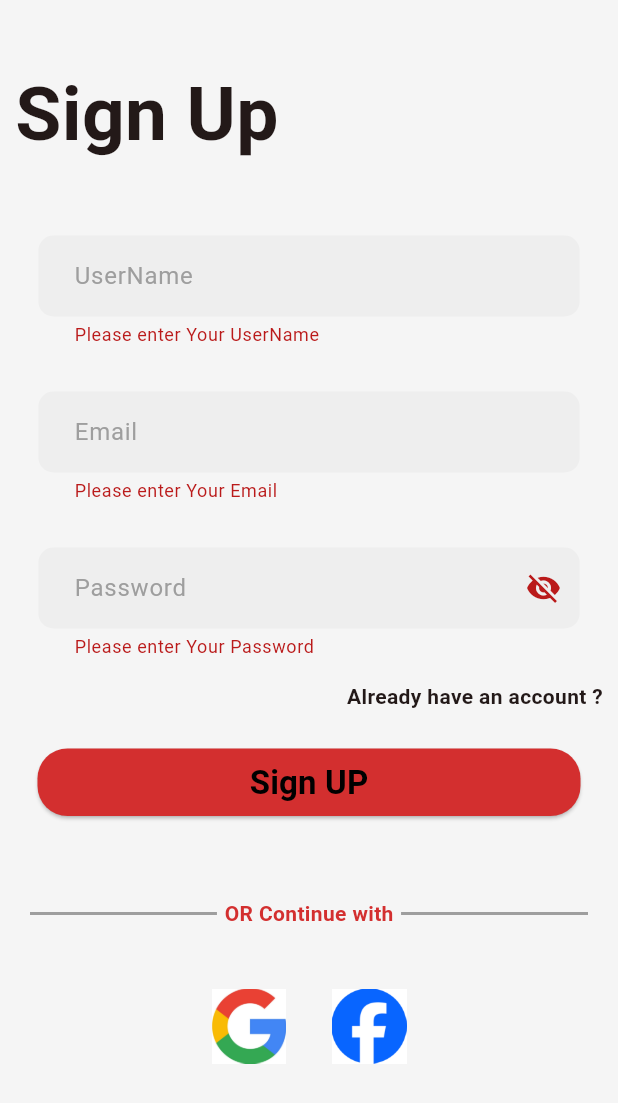
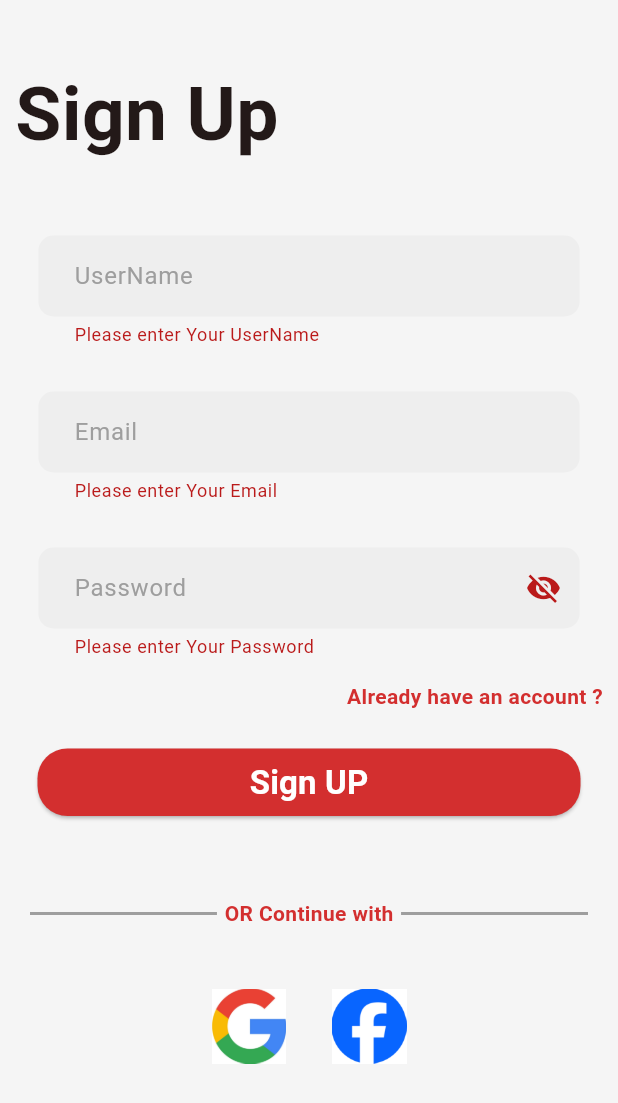
Before and after one commit to Mohamedali0219/SnapBuy_Depi, a Flutter app: the Register screen opened by its route, after a tap on "Sign UP", on a phone screen of 412 x 824 dp. Shown: the top 1103 px of the screen. Run offline on Flutter 3.47's test engine with Material 3 defaults, Android fonts, the phone set to English and light mode, and no system bars; our stand-ins replace animated_text_kit, awesome_dialog, bloc, cached_network_image, carousel_slider, cloud_firestore and 12 more; accounts and stored records are empty.

Commit message:
auth updates

```diff
--- a/lib/core/routes/app_routes.dart
+++ b/lib/core/routes/app_routes.dart
@@ -1,6 +1,7 @@
 import 'package:flutter/material.dart';
 import 'package:snap_buy_app/core/routes/routes.dart';
 import 'package:snap_buy_app/features/app_layout/ui/app_layout.dart';
+import 'package:snap_buy_app/features/auth/forget_password.dart';
 import 'package:snap_buy_app/features/auth/login_screen.dart';
 import 'package:snap_buy_app/features/auth/register.dart';
 import 'package:snap_buy_app/features/home/data/model/product/product_model.dart';
@@ -26,8 +27,12 @@ class AppRoutes {
 
       case Routes.registerScreen:
         return MaterialPageRoute(builder: (_) => const Register());
+
       case Routes.loginScreen:
         return MaterialPageRoute(builder: (_) => const LoginScreen());
+
+      case Routes.forgetPassword:
+        return MaterialPageRoute(builder: (_) => const ForgetPassword());
     }
 
     return null;
--- a/lib/core/routes/routes.dart
+++ b/lib/core/routes/routes.dart
@@ -5,4 +5,5 @@ class Routes {
   static const String productDetailScreen = 'ProductDetailScreen';
   static const String loginScreen = 'loginScreen';
   static const String registerScreen = 'registerScreen';
+  static const String forgetPassword = 'ForgetPassword';
 }
--- a/lib/features/auth/register.dart
+++ b/lib/features/auth/register.dart
@@ -69,10 +69,11 @@ class Register extends StatelessWidget {
                           // Navigator.pushNamed(context, '/Login');
                           context.pushNamed(Routes.loginScreen);
                         },
-                        child: const Text(
+                        child: Text(
                           "Already have an account ?",
                           style: TextStyle(
                             fontWeight: FontWeight.bold,
+                            color: Colors.red.shade700,
                           ),
                         ),
                       )
@@ -105,8 +106,9 @@ class Register extends StatelessWidget {
                                     );
                                     FirebaseAuth.instance.currentUser!
                                         .sendEmailVerification();
-                                    Navigator.of(context)
-                                        .pushReplacementNamed("homepage");
+                                    context.pushNamedAndRemoveUntil(
+                                        Routes.appLayoutScreen,
+                                        predicate: (route) => false);
                                   } on FirebaseAuthException catch (e) {
                                     if (e.code == 'weak-password') {
                                       AwesomeDialog(
@@ -134,7 +136,7 @@ class Register extends StatelessWidget {
                               },
                               style: ElevatedButton.styleFrom(
                                 backgroundColor: Colors.red.shade700,
-                                foregroundColor: Colors.black,
+                                foregroundColor: Colors.white,
                                 shape: RoundedRectangleBorder(
                                   borderRadius: BorderRadius.circular(20),
                                 ),
```
Also changed, not shown: lib/features/auth/forget_password.dart (+5 -2 lines), lib/features/auth/login_screen.dart (+7 -3 lines).
